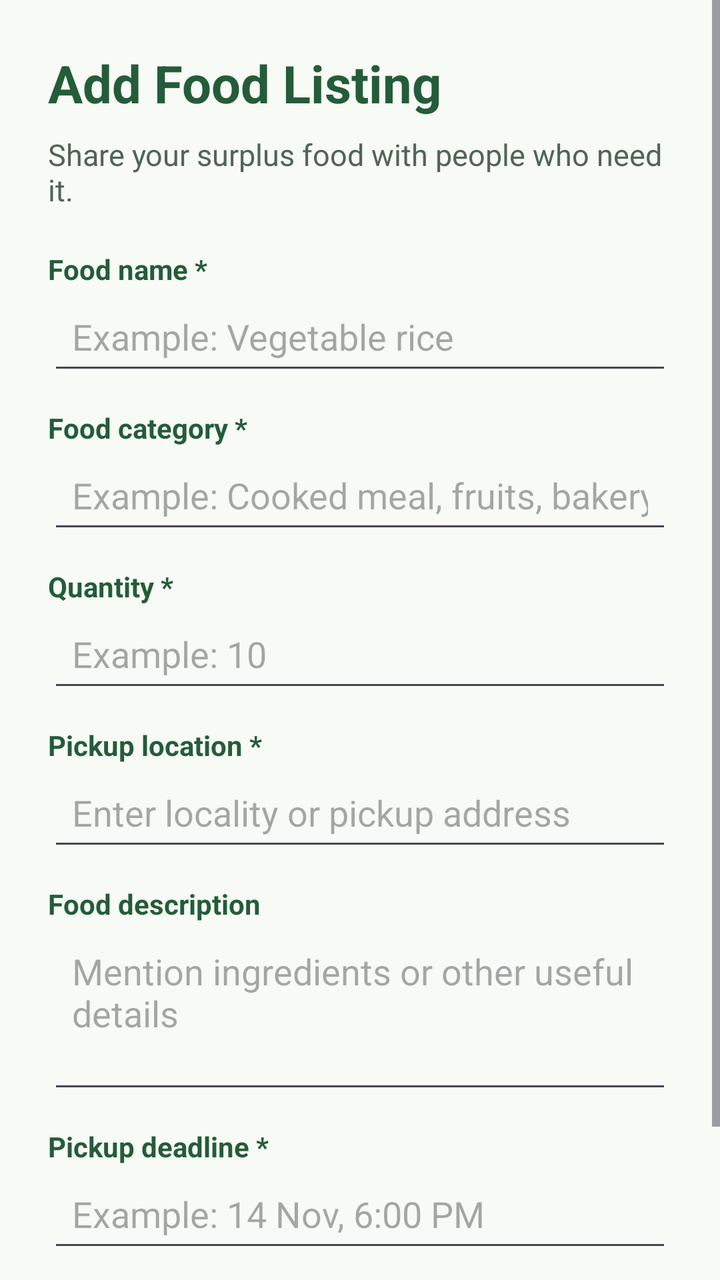
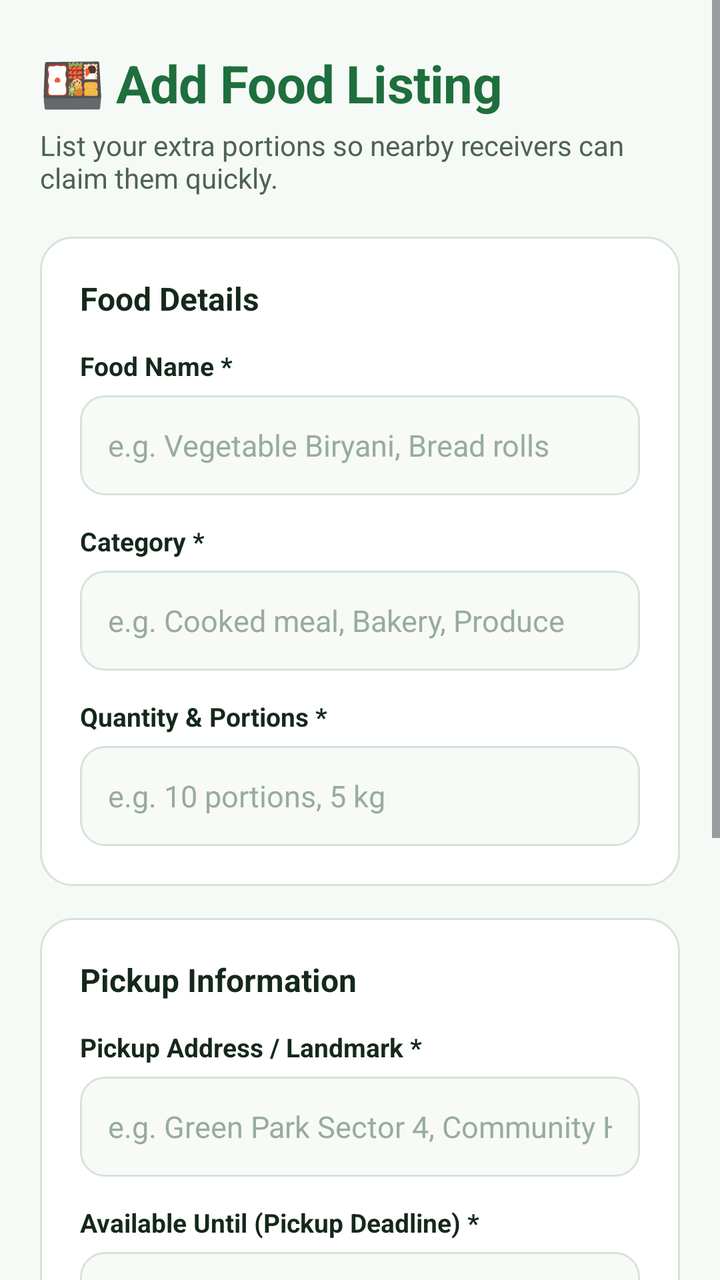

Compare the two renders of this Android layout. The source of the first and the diff that turns it into the second are given below.
<!-- AndroidManifest.xml: application theme Theme.MealCycle -->
<!-- res/layout/activity_add_food.xml -->
<?xml version="1.0" encoding="utf-8"?>
<ScrollView xmlns:android="http://schemas.android.com/apk/res/android"
    android:layout_width="match_parent"
    android:layout_height="match_parent"
    android:background="#F7FAF5"
    android:fillViewport="true">

    <LinearLayout
        android:layout_width="match_parent"
        android:layout_height="wrap_content"
        android:orientation="vertical"
        android:padding="24dp">

        <TextView
            android:layout_width="wrap_content"
            android:layout_height="wrap_content"
            android:text="Add Food Listing"
            android:textColor="#245C3A"
            android:textSize="26sp"
            android:textStyle="bold" />

        <TextView
            android:layout_width="match_parent"
            android:layout_height="wrap_content"
            android:layout_marginTop="8dp"
            android:layout_marginBottom="20dp"
            android:text="Share your surplus food with people who need it."
            android:textColor="#526456"
            android:textSize="15sp" />

        <TextView
            android:layout_width="wrap_content"
            android:layout_height="wrap_content"
            android:text="Food name *"
            android:textColor="#245C3A"
            android:textStyle="bold" />

        <EditText
            android:id="@+id/etFoodName"
            android:layout_width="match_parent"
            android:layout_height="wrap_content"
            android:hint="Example: Vegetable rice"
            android:inputType="textCapSentences"
            android:padding="12dp" />

        <TextView
            android:layout_width="wrap_content"
            android:layout_height="wrap_content"
            android:layout_marginTop="12dp"
            android:text="Food category *"
            android:textColor="#245C3A"
            android:textStyle="bold" />

        <EditText
            android:id="@+id/etCategory"
            android:layout_width="match_parent"
            android:layout_height="wrap_content"
            android:hint="Example: Cooked meal, fruits, bakery"
            android:inputType="textCapSentences"
            android:padding="12dp" />

        <TextView
            android:layout_width="wrap_content"
            android:layout_height="wrap_content"
            android:layout_marginTop="12dp"
            android:text="Quantity *"
            android:textColor="#245C3A"
            android:textStyle="bold" />

        <EditText
            android:id="@+id/etQuantity"
            android:layout_width="match_parent"
            android:layout_height="wrap_content"
            android:hint="Example: 10"
            android:inputType="numberDecimal"
            android:padding="12dp" />

        <TextView
            android:layout_width="wrap_content"
            android:layout_height="wrap_content"
            android:layout_marginTop="12dp"
            android:text="Pickup location *"
            android:textColor="#245C3A"
            android:textStyle="bold" />

        <EditText
            android:id="@+id/etLocation"
            android:layout_width="match_parent"
            android:layout_height="wrap_content"
            android:hint="Enter locality or pickup address"
            android:inputType="textCapSentences"
            android:padding="12dp" />

        <TextView
            android:layout_width="wrap_content"
            android:layout_height="wrap_content"
            android:layout_marginTop="12dp"
            android:text="Food description"
            android:textColor="#245C3A"
            android:textStyle="bold" />

        <EditText
            android:id="@+id/etDescription"
            android:layout_width="match_parent"
            android:layout_height="wrap_content"
            android:hint="Mention ingredients or other useful details"
            android:gravity="top"
            android:inputType="textMultiLine"
            android:minLines="3"
            android:padding="12dp" />

        <TextView
            android:layout_width="wrap_content"
            android:layout_height="wrap_content"
            android:layout_marginTop="12dp"
            android:text="Pickup deadline *"
            android:textColor="#245C3A"
            android:textStyle="bold" />

        <EditText
            android:id="@+id/etPickupDeadline"
            android:layout_width="match_parent"
            android:layout_height="wrap_content"
            android:hint="Example: 14 Nov, 6:00 PM"
            android:inputType="text"
            android:padding="12dp" />

        <Button
            android:id="@+id/btnPublishFood"
            android:layout_width="match_parent"
            android:layout_height="wrap_content"
            android:layout_marginTop="24dp"
            android:backgroundTint="#287A49"
            android:text="Publish Food Listing"
            android:textColor="#FFFFFF" />

    </LinearLayout>

</ScrollView>
<!-- resources referenced by this layout -->
<resources>
  <style name="Theme.MealCycle" parent="Base.Theme.MealCycle" />
  <style name="Base.Theme.MealCycle" parent="Theme.Material3.DayNight.NoActionBar">
          
          
      </style>
</resources>

<!-- the commit's change to res/layout/activity_add_food.xml (unified diff, before → after) -->
@@ -1,138 +1,239 @@
 <?xml version="1.0" encoding="utf-8"?>
-<ScrollView xmlns:android="http://schemas.android.com/apk/res/android"
+<ScrollView
+    xmlns:android="http://schemas.android.com/apk/res/android"
+    xmlns:app="http://schemas.android.com/apk/res-auto"
     android:layout_width="match_parent"
     android:layout_height="match_parent"
-    android:background="#F7FAF5"
-    android:fillViewport="true">
+    android:fillViewport="true"
+    android:background="@color/bg_main">
 
     <LinearLayout
         android:layout_width="match_parent"
         android:layout_height="wrap_content"
         android:orientation="vertical"
-        android:padding="24dp">
-
+        android:paddingHorizontal="20dp"
+        android:paddingVertical="24dp">
+
+        
         <TextView
             android:layout_width="wrap_content"
             android:layout_height="wrap_content"
-            android:text="Add Food Listing"
-            android:textColor="#245C3A"
+            android:text="🍱 Add Food Listing"
             android:textSize="26sp"
-            android:textStyle="bold" />
+            android:textStyle="bold"
+            android:textColor="@color/primary"
+            android:letterSpacing="-0.01" />
 
         <TextView
             android:layout_width="match_parent"
             android:layout_height="wrap_content"
-            android:layout_marginTop="8dp"
+            android:text="List your extra portions so nearby receivers can claim them quickly."
+            android:textSize="14sp"
+            android:textColor="@color/text_secondary"
+            android:layout_marginTop="4dp"
+            android:layout_marginBottom="20dp" />
+
+        
+        <LinearLayout
+            android:layout_width="match_parent"
+            android:layout_height="wrap_content"
+            android:orientation="vertical"
+            android:background="@drawable/bg_card_white"
+            android:padding="20dp"
+            android:layout_marginBottom="16dp">
+
+            <TextView
+                android:layout_width="wrap_content"
+                android:layout_height="wrap_content"
+                android:text="Food Details"
+                android:textSize="16sp"
+                android:textStyle="bold"
+                android:textColor="@color/text_primary"
+                android:layout_marginBottom="14dp" />
+
+            
+            <TextView
+                android:layout_width="wrap_content"
+                android:layout_height="wrap_content"
+                android:text="Food Name *"
+                android:textColor="@color/text_primary"
+                android:textStyle="bold"
+                android:textSize="13sp"
+                android:layout_marginBottom="6dp" />
+
+            <EditText
+                android:id="@+id/etFoodName"
+                android:layout_width="match_parent"
+                android:layout_height="50dp"
+                android:background="@drawable/bg_input_field"
+                android:hint="e.g. Vegetable Biryani, Bread rolls"
+                android:textColorHint="@color/text_hint"
+                android:textColor="@color/text_primary"
+                android:inputType="textCapSentences"
+                android:paddingHorizontal="14dp"
+                android:textSize="15sp" />
+
+            
+            <TextView
+                android:layout_width="wrap_content"
+                android:layout_height="wrap_content"
+                android:text="Category *"
+                android:textColor="@color/text_primary"
+                android:textStyle="bold"
+                android:textSize="13sp"
+                android:layout_marginTop="14dp"
+                android:layout_marginBottom="6dp" />
+
+            <EditText
+                android:id="@+id/etCategory"
+                android:layout_width="match_parent"
+                android:layout_height="50dp"
+                android:background="@drawable/bg_input_field"
+                android:hint="e.g. Cooked meal, Bakery, Produce"
+                android:textColorHint="@color/text_hint"
+                android:textColor="@color/text_primary"
+                android:inputType="textCapSentences"
+                android:paddingHorizontal="14dp"
+                android:textSize="15sp" />
+
+            
+            <TextView
+                android:layout_width="wrap_content"
+                android:layout_height="wrap_content"
+                android:text="Quantity &amp; Portions *"
+                android:textColor="@color/text_primary"
+                android:textStyle="bold"
+                android:textSize="13sp"
+                android:layout_marginTop="14dp"
+                android:layout_marginBottom="6dp" />
+
+            <EditText
+                android:id="@+id/etQuantity"
+                android:layout_width="match_parent"
+                android:layout_height="50dp"
+                android:background="@drawable/bg_input_field"
+                android:hint="e.g. 10 portions, 5 kg"
+                android:textColorHint="@color/text_hint"
+                android:textColor="@color/text_primary"
+                android:inputType="text"
+                android:paddingHorizontal="14dp"
+                android:textSize="15sp" />
+
+        </LinearLayout>
+
+        
+        <LinearLayout
+            android:layout_width="match_parent"
+            android:layout_height="wrap_content"
+            android:orientation="vertical"
+            android:background="@drawable/bg_card_white"
+            android:padding="20dp"
+            android:layout_marginBottom="16dp">
+
+            <TextView
+                android:layout_width="wrap_content"
+                android:layout_height="wrap_content"
+                android:text="Pickup Information"
+                android:textSize="16sp"
+                android:textStyle="bold"
+                android:textColor="@color/text_primary"
+                android:layout_marginBottom="14dp" />
+
+            
+            <TextView
+                android:layout_width="wrap_content"
+                android:layout_height="wrap_content"
+                android:text="Pickup Address / Landmark *"
+                android:textColor="@color/text_primary"
+                android:textStyle="bold"
+                android:textSize="13sp"
+                android:layout_marginBottom="6dp" />
+
+            <EditText
+                android:id="@+id/etLocation"
+                android:layout_width="match_parent"
+                android:layout_height="50dp"
+                android:background="@drawable/bg_input_field"
+                android:hint="e.g. Green Park Sector 4, Community Hall"
+                android:textColorHint="@color/text_hint"
+                android:textColor="@color/text_primary"
+                android:inputType="textCapSentences"
+                android:paddingHorizontal="14dp"
+                android:textSize="15sp" />
+
+            
+            <TextView
+                android:layout_width="wrap_content"
+                android:layout_height="wrap_content"
+                android:text="Available Until (Pickup Deadline) *"
+                android:textColor="@color/text_primary"
+                android:textStyle="bold"
+                android:textSize="13sp"
+                android:layout_marginTop="14dp"
+                android:layout_marginBottom="6dp" />
+
+            <EditText
+                android:id="@+id/etPickupDeadline"
+                android:layout_width="match_parent"
+                android:layout_height="50dp"
+                android:background="@drawable/bg_input_field"
+                android:hint="e.g. Today by 8:00 PM"
+                android:textColorHint="@color/text_hint"
+                android:textColor="@color/text_primary"
+                android:inputType="text"
+                android:paddingHorizontal="14dp"
+                android:textSize="15sp" />
+
+        </LinearLayout>
+
+        
+        <LinearLayout
+            android:layout_width="match_parent"
+            android:layout_height="wrap_content"
+            android:orientation="vertical"
+            android:background="@drawable/bg_card_white"
+            android:padding="20dp"
+            android:layout_marginBottom="24dp">
+
+            <TextView
+                android:layout_width="wrap_content"
+                android:layout_height="wrap_content"
+                android:text="Description &amp; Notes (Optional)"
+                android:textColor="@color/text_primary"
+                android:textStyle="bold"
+                android:textSize="13sp"
+                android:layout_marginBottom="6dp" />
+
+            <EditText
+                android:id="@+id/etDescription"
+                android:layout_width="match_parent"
+                android:layout_height="wrap_content"
+                android:background="@drawable/bg_input_field"
+                android:hint="Dietary details (Veg/Non-veg), storage instructions, packaging notes..."
+                android:textColorHint="@color/text_hint"
+                android:textColor="@color/text_primary"
+                android:gravity="top"
+                android:inputType="textMultiLine"
+                android:minLines="3"
+                android:padding="14dp"
+                android:textSize="14sp" />
+
+        </LinearLayout>
+
+        
+        <com.google.android.material.button.MaterialButton
+            android:id="@+id/btnPublishFood"
+            android:layout_width="match_parent"
+            android:layout_height="54dp"
+            android:text="Publish Food Listing"
+            android:textAllCaps="false"
+            android:textSize="16sp"
+            android:textStyle="bold"
+            android:backgroundTint="@color/primary"
+            android:textColor="@color/white"
             android:layout_marginBottom="20dp"
-            android:text="Share your surplus food with people who need it."
-            android:textColor="#526456"
-            android:textSize="15sp" />
-
-        <TextView
-            android:layout_width="wrap_content"
-            android:layout_height="wrap_content"
-            android:text="Food name *"
-            android:textColor="#245C3A"
-            android:textStyle="bold" />
-
-        <EditText
-            android:id="@+id/etFoodName"
-            android:layout_width="match_parent"
-            android:layout_height="wrap_content"
-            android:hint="Example: Vegetable rice"
-            android:inputType="textCapSentences"
-            android:padding="12dp" />
-
-        <TextView
-            android:layout_width="wrap_content"
-            android:layout_height="wrap_content"
-            android:layout_marginTop="12dp"
-            android:text="Food category *"
-            android:textColor="#245C3A"
-            android:textStyle="bold" />
-
-        <EditText
-            android:id="@+id/etCategory"
-            android:layout_width="match_parent"
-            android:layout_height="wrap_content"
-            android:hint="Example: Cooked meal, fruits, bakery"
-            android:inputType="textCapSentences"
-            android:padding="12dp" />
-
-        <TextView
-            android:layout_width="wrap_content"
-            android:layout_height="wrap_content"
-            android:layout_marginTop="12dp"
-            android:text="Quantity *"
-            android:textColor="#245C3A"
-            android:textStyle="bold" />
-
-        <EditText
-            android:id="@+id/etQuantity"
-            android:layout_width="match_parent"
-            android:layout_height="wrap_content"
-            android:hint="Example: 10"
-            android:inputType="numberDecimal"
-            android:padding="12dp" />
-
-        <TextView
-            android:layout_width="wrap_content"
-            android:layout_height="wrap_content"
-            android:layout_marginTop="12dp"
-            android:text="Pickup location *"
-            android:textColor="#245C3A"
-            android:textStyle="bold" />
-
-        <EditText
-            android:id="@+id/etLocation"
-            android:layout_width="match_parent"
-            android:layout_height="wrap_content"
-            android:hint="Enter locality or pickup address"
-            android:inputType="textCapSentences"
-            android:padding="12dp" />
-
-        <TextView
-            android:layout_width="wrap_content"
-            android:layout_height="wrap_content"
-            android:layout_marginTop="12dp"
-            android:text="Food description"
-            android:textColor="#245C3A"
-            android:textStyle="bold" />
-
-        <EditText
-            android:id="@+id/etDescription"
-            android:layout_width="match_parent"
-            android:layout_height="wrap_content"
-            android:hint="Mention ingredients or other useful details"
-            android:gravity="top"
-            android:inputType="textMultiLine"
-            android:minLines="3"
-            android:padding="12dp" />
-
-        <TextView
-            android:layout_width="wrap_content"
-            android:layout_height="wrap_content"
-            android:layout_marginTop="12dp"
-            android:text="Pickup deadline *"
-            android:textColor="#245C3A"
-            android:textStyle="bold" />
-
-        <EditText
-            android:id="@+id/etPickupDeadline"
-            android:layout_width="match_parent"
-            android:layout_height="wrap_content"
-            android:hint="Example: 14 Nov, 6:00 PM"
-            android:inputType="text"
-            android:padding="12dp" />
-
-        <Button
-            android:id="@+id/btnPublishFood"
-            android:layout_width="match_parent"
-            android:layout_height="wrap_content"
-            android:layout_marginTop="24dp"
-            android:backgroundTint="#287A49"
-            android:text="Publish Food Listing"
-            android:textColor="#FFFFFF" />
+            app:cornerRadius="14dp"
+            app:elevation="1dp" />
 
     </LinearLayout>
 
<!-- resource entries referenced after the edit -->
@@ -1,9 +1,59 @@
 <!-- resources referenced by this layout -->
 <resources>
+  <color name="bg_main">#F6FAF6</color>
+  <color name="primary">#1E6F3D</color>
+  <color name="text_hint">#98ABA0</color>
+  <color name="text_primary">#14281B</color>
+  <color name="text_secondary">#4D6353</color>
+  <color name="white">#FFFFFFFF</color>
+  <!-- drawable bg_card_white (drawable) -->
+  <?xml version="1.0" encoding="utf-8"?>
+  <shape xmlns:android="http://schemas.android.com/apk/res/android"
+      android:shape="rectangle">
+      <solid android:color="@color/surface_card" />
+      <corners android:radius="16dp" />
+      <stroke
+          android:width="1dp"
+          android:color="@color/border_light" />
+  </shape>
+  <!-- drawable bg_input_field (drawable) -->
+  <?xml version="1.0" encoding="utf-8"?>
+  <selector xmlns:android="http://schemas.android.com/apk/res/android">
+      <item android:state_focused="true">
+          <shape android:shape="rectangle">
+              <solid android:color="@color/surface_card" />
+              <corners android:radius="12dp" />
+              <stroke
+                  android:width="2dp"
+                  android:color="@color/primary" />
+          </shape>
+      </item>
+      <item>
+          <shape android:shape="rectangle">
+              <solid android:color="#F7FAF7" />
+              <corners android:radius="12dp" />
+              <stroke
+                  android:width="1dp"
+                  android:color="@color/border_light" />
+          </shape>
+      </item>
+  </selector>
   <style name="Theme.MealCycle" parent="Base.Theme.MealCycle" />
+  <color name="surface_card">#FFFFFF</color>
+  <color name="border_light">#D6E4D8</color>
   <style name="Base.Theme.MealCycle" parent="Theme.Material3.DayNight.NoActionBar">
           
-          
+          <item name="colorPrimary">@color/primary</item>
+          <item name="colorPrimaryVariant">@color/primary_dark</item>
+          <item name="colorOnPrimary">@color/text_on_primary</item>
+          <item name="colorSecondary">@color/secondary</item>
+          <item name="colorSurface">@color/surface_card</item>
+          <item name="android:windowBackground">@color/bg_main</item>
+          <item name="android:statusBarColor">@color/bg_main</item>
+          <item name="android:windowLightStatusBar">true</item>
       </style>
+  <color name="primary_dark">#134E2A</color>
+  <color name="text_on_primary">#FFFFFF</color>
+  <color name="secondary">#E67E22</color>
 </resources>
 
